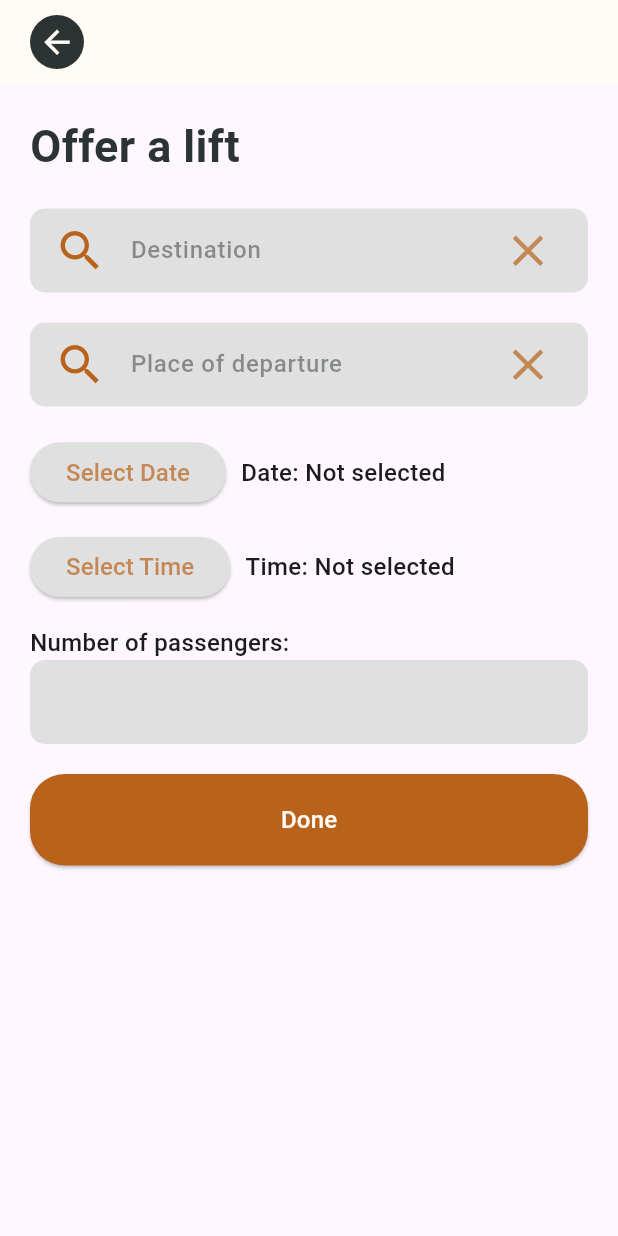
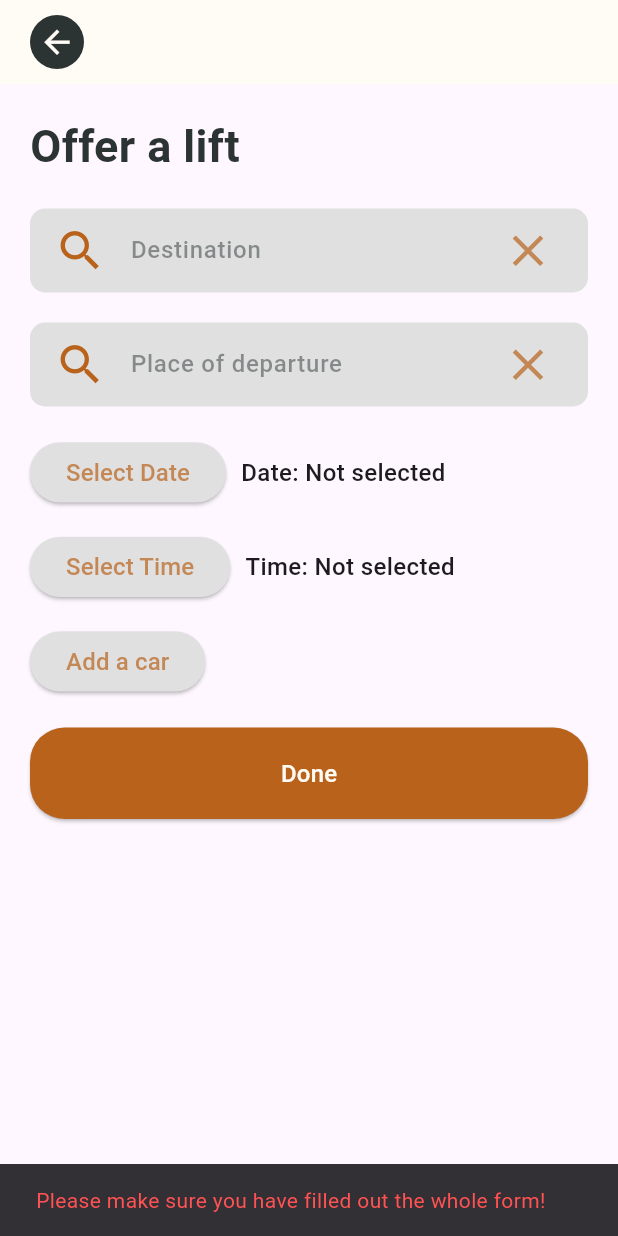
Before and after one commit to simseza022/Asambe_lift_app, a Flutter app: the OfferLiftScreen screen opened directly, after a tap on "Done", on a phone screen of 412 x 824 dp. Run offline on Flutter 3.47's test engine with Material 3 defaults, Android fonts, the phone set to English and light mode, and no system bars; our stand-ins replace firebase_auth, firebase_core, firebase_database, font_awesome_flutter, logger; missing offline and left inert: address_search_field; accounts and stored records are empty.

Commit message:
Firebase set uo with data models

```diff
--- a/lib/model/car.dart
+++ b/lib/model/car.dart
@@ -1,14 +1,22 @@
 class Car{
+  String? _id;
   String manufacturer;
   String model;
-  int year;
+  String numberPlate;
   int totalNoPassengers;
-  Car({required this.manufacturer,required this.model, required this.year, required this.totalNoPassengers});
 
-  Car.fromJson(Map<String, Object?> jsonMap ) : this(
+
+  Car({required this.manufacturer,required this.model, required this.numberPlate, required this.totalNoPassengers});
+
+   set setId(String? idParam) {
+    _id = idParam!;
+  }
+  String? get getId => _id;
+
+  Car.fromJson(Map<Object?, Object?> jsonMap ) : this(
     manufacturer: jsonMap['manufacturer'] as String,
     model: jsonMap['model'] as String,
-    year: jsonMap['year'] as int,
+    numberPlate: jsonMap['numberPlate'] as String,
     totalNoPassengers: jsonMap['totalNoPassengers'] as int,);
 
 
@@ -16,13 +24,14 @@ class Car{
     return {
       'manufacturer': manufacturer,
       'model': model,
-      'year': year,
+      'numberPlate': numberPlate,
       'totalNoPassengers': totalNoPassengers
     };
   }
 
   @override
   String toString() {
-    return 'Car{manufacturer: $manufacturer, model: $model, year: $year, totalNoPassengers: $totalNoPassengers}';
+    return 'Car{manufacturer: $manufacturer, model: $model, numberPlate: $numberPlate, totalNoPassengers: $totalNoPassengers}';
   }
+
 }
--- /dev/null
+++ b/lib/model/carsModel.dart
@@ -0,0 +1,32 @@
+import 'dart:collection';
+
+import 'package:flutter/material.dart';
+
+import 'car.dart';
+
+
+class CarsModel extends ChangeNotifier{
+
+  final List<Car> _list = [];
+
+
+  UnmodifiableListView<Car> get cars => UnmodifiableListView(_list);
+
+  /// The current total price of all items (assuming all items cost $42).
+
+  /// Adds [item] to cart. This and [removeAll] are the only ways to modify the
+  /// cart from the outside.
+  void add(Car item) {
+    _list.add(item);
+    // This call tells the widgets that are listening to this model to rebuild.
+    notifyListeners();
+  }
+
+  /// Removes all items from the cart.
+  void removeAll() {
+    _list.clear();
+    // This call tells the widgets that are listening to this model to rebuild.
+    notifyListeners();
+  }
+
+}
--- a/lib/model/lift.dart
+++ b/lib/model/lift.dart
@@ -5,6 +5,7 @@ import 'car.dart';
 
 /// Use this class to represent a Lift
 class Lift {
+  String? id;
   Address toAddress;
   Address fromAddress;
   DateTime departureDateTime;
@@ -12,14 +13,17 @@ class Lift {
 
 
   //TODO
-
+  String? get getId => id;
+  set setId(String? liftId){
+    id = liftId;
+  }
   Lift({required this.departureDateTime, required this.toAddress, required this.fromAddress, required this.liftCar});
 
-  Lift.fromJson(Map<String, Object?> jsonMap ) : this(
+  Lift.fromJson(Map<Object?, Object?> jsonMap ) : this(
       departureDateTime: DateTime.parse(jsonMap['departureDateTime'] as String),
     toAddress: Address.fromReference(reference: jsonMap['toAddress'] as String),
     fromAddress: Address.fromReference(reference: jsonMap['fromAddress'] as String),
-  liftCar: Car.fromJson(jsonMap['liftCar'] as Map<String, Object?>),);
+  liftCar: Car.fromJson(jsonMap['liftCar'] as Map<Object?, Object?>),);
 
 
   Map<String, Object?> toJson() {
@@ -33,6 +37,6 @@ class Lift {
 
   @override
   String toString() {
-    return 'Lift{departureDateTime: $departureDateTime, toAddress: ${toAddress.reference}, fromAddress: ${fromAddress.reference}, liftCar: ${liftCar.toString()}';
+    return 'Lift{departureDateTime: $departureDateTime, toAddress: ${toAddress.reference}, fromAddress: ${fromAddress.reference}, liftCar: ${liftCar.toString()}}';
   }
 }
--- a/lib/model/lifts_view_model.dart
+++ b/lib/model/lifts_view_model.dart
@@ -7,7 +7,7 @@ import 'package:lifts_app/model/lift.dart';
 ///Contains the relevant lifts data for our views
 class LiftsViewModel extends  ChangeNotifier {
   //TODO keep track of loaded Lifts and notify views on changes
-  final List<Lift> _items = [];
+  List<Lift> _items = [];
 
   /// An unmodifiable view of the items in the cart.
   UnmodifiableListView<Lift> get items => UnmodifiableListView(_items);
@@ -21,6 +21,11 @@ class LiftsViewModel extends  ChangeNotifier {
     // This call tells the widgets that are listening to this model to rebuild.
     notifyListeners();
   }
+  void addAll(List<Lift> list) {
+    _items = list;
+    // This call tells the widgets that are listening to this model to rebuild.
+    notifyListeners();
+  }
 
   /// Removes all items from the cart.
   void removeAll() {
--- a/lib/pages/OfferLiftScreen.dart
+++ b/lib/pages/OfferLiftScreen.dart
@@ -3,13 +3,14 @@ import 'package:flutter/material.dart';
 import 'package:lifts_app/components/buttons/darkOrangeBtn.dart';
 import 'package:lifts_app/components/customSearchBar.dart';
 import 'package:lifts_app/constants.dart';
+import 'package:lifts_app/model/carsModel.dart';
 import 'package:lifts_app/model/lift.dart';
 import 'package:lifts_app/model/lifts_view_model.dart';
+import 'package:lifts_app/pages/addCarScreen.dart';
+import 'package:lifts_app/repository/lifts_repository.dart';
 import 'package:provider/provider.dart';
 
 import '../model/car.dart';
-
-
 
 class OfferLiftScreen extends StatefulWidget {
   const OfferLiftScreen({super.key});
@@ -23,21 +24,26 @@ class _OfferLiftScreenState extends State<OfferLiftScreen> {
   DateTime? selectedDate;
   Address? toAddress;
   Address? fromAddress;
+  Car? selectedCar;
+  final TextEditingController carCtrl = TextEditingController();
+  LiftsRepository liftsRepo = LiftsRepository();
 
   DateTime combineDateAndTime(DateTime date, TimeOfDay time) {
-    return DateTime(
-      date.year,
-      date.month,
-      date.day,
-      time.hour,
-      time.minute
-    );
+    return DateTime(date.year, date.month, date.day, time.hour, time.minute);
   }
 
-
+  bool validateForm() {
+    return !(selectedTime == null ||
+        selectedDate == null ||
+        fromAddress == null ||
+        fromAddress == null ||
+        carCtrl.text == "");
+  }
 
   @override
   Widget build(BuildContext context) {
+    List<Car> cars = Provider.of<CarsModel>(context, listen: false).cars;
+    return Consumer<CarsModel>(builder: (context, carsModel, child) {
       return Scaffold(
           appBar: AppBar(
             backgroundColor: kLightScafoldBackgroundColor,
@@ -79,23 +85,34 @@ class _OfferLiftScreenState extends State<OfferLiftScreen> {
                       crossAxisAlignment: CrossAxisAlignment.start,
                       children: [
                         CustomSearchBar(
-                        hintText: toAddress==null?"Destination":"To: ${toAddress!.reference}",
-                        onPressed: (String selected){
+                          hintText: toAddress == null
+                              ? "Destination"
+                              : "To: ${toAddress!.reference}",
+                          onPressed: (String selected) {
                             setState(() {
-                            selected==""?toAddress=null:toAddress=Address.fromReference(reference: selected);
-
+                              selected == ""
+                                  ? toAddress = null
+                                  : toAddress = Address.fromReference(
+                                      reference: selected);
                             });
                           },
                         ),
                         const SizedBox(
                           height: 20,
                         ),
-                      CustomSearchBar(hintText: fromAddress==null?"Place of departure":"From: ${fromAddress!.reference}",onPressed: (selected){
+                        CustomSearchBar(
+                          hintText: fromAddress == null
+                              ? "Place of departure"
+                              : "From: ${fromAddress!.reference}",
+                          onPressed: (selected) {
                             setState(() {
-                          selected==""?fromAddress=null:fromAddress=Address.fromReference(reference: selected);
+                              selected == ""
+                                  ? fromAddress = null
+                                  : fromAddress = Address.fromReference(
+                                      reference: selected);
                             });
-
-                      },),
+                          },
+                        ),
                         const SizedBox(
                           height: 20,
                         ),
@@ -103,7 +120,6 @@ class _OfferLiftScreenState extends State<OfferLiftScreen> {
                           children: [
                             ElevatedButton(
                               onPressed: () async {
-                              // _restorableDatePickerRouteFuture.present();
                                 DateTime? s = await showDatePicker(
                                   context: context,
                                   initialEntryMode:
@@ -115,13 +131,12 @@ class _OfferLiftScreenState extends State<OfferLiftScreen> {
                                 setState(() {
                                   selectedDate = s;
                                 });
-
-                              // ScaffoldMessenger.of(context).showSnackBar(SnackBar(content: Text(selectedDate.toString())));
                               },
                               style: ButtonStyle(
                                   backgroundColor:
                                       MaterialStateProperty.resolveWith(
-                                        (states) => kTextFieldBackgroundColor)),
+                                          (states) =>
+                                              kTextFieldBackgroundColor)),
                               child: const Text(
                                 "Select Date",
                                 style: kLightOrangeNormalTextStyle,
@@ -131,7 +146,9 @@ class _OfferLiftScreenState extends State<OfferLiftScreen> {
                               width: 10,
                             ),
                             Text(
-                            selectedDate==null?"Date: Not selected":"Date: ${selectedDate.toString().split(" ")[0]}",
+                              selectedDate == null
+                                  ? "Date: Not selected"
+                                  : "Date: ${selectedDate.toString().split(" ")[0]}",
                               style: const TextStyle(
                                   fontWeight: FontWeight.w500, fontSize: 16),
                             )
@@ -162,7 +179,8 @@ class _OfferLiftScreenState extends State<OfferLiftScreen> {
                               style: ButtonStyle(
                                   backgroundColor:
                                       MaterialStateProperty.resolveWith(
-                                        (states) => kTextFieldBackgroundColor)),
+                                          (states) =>
+                                              kTextFieldBackgroundColor)),
                               child: const Text(
                                 "Select Time",
                                 style: kLightOrangeNormalTextStyle,
@@ -183,55 +201,47 @@ class _OfferLiftScreenState extends State<OfferLiftScreen> {
                         const SizedBox(
                           height: 15,
                         ),
-                      const Text(
-                        "Number of passengers:",
-                        style: TextStyle(
-                            fontWeight: FontWeight.w500, fontSize: 16),
+                        carsModel.cars.isEmpty
+                            ? ElevatedButton(
+                                onPressed: () {
+                                  Navigator.push(
+                                      context,
+                                      MaterialPageRoute(
+                                          builder: (context) =>
+                                              const AddCarScreen()));
+                                },
+                                style: ButtonStyle(
+                                    backgroundColor:
+                                        MaterialStateProperty.resolveWith(
+                                            (states) =>
+                                                kTextFieldBackgroundColor)),
+                                child: const Text(
+                                  "Add a car",
+                                  style: kLightOrangeNormalTextStyle,
                                 ),
-                      Form(
-                        child: Center(
-                          child: TextFormField(
-                            textAlign: TextAlign.left,
-                            keyboardType: TextInputType.number,
-                            // controller: emailCtrl,
-                            // style: ,
-
-                            decoration: InputDecoration(
-                              // label: Text("Hye"),
-
-                              focusedBorder: OutlineInputBorder(
-                                  borderRadius: BorderRadius.circular(10),
-                                  borderSide: BorderSide(
-                                      color: kDarkOrangeColor)),
-                              filled: true,
-                              fillColor: kTextFieldBackgroundColor,
-                              border: OutlineInputBorder(
-                                  borderRadius: BorderRadius.circular(10),
-                                  borderSide: BorderSide.none),
-                            ),
-                          ),
-                        ),
-                      ),
+                              )
+                            : DropdownMenu<Car>(
+                                width: 200,
+                                controller: carCtrl,
+                                onSelected: (car) {
+                                  selectedCar = car;
+                                },
+                                // initialSelection: cars[0],
+                                label: const Text("Select car"),
+                                dropdownMenuEntries:
+                                    cars.map<DropdownMenuEntry<Car>>((Car c) {
+                                  return DropdownMenuEntry<Car>(
+                                      value: c,
+                                      label: "${c.manufacturer} ${c.model}",
+                                      enabled: true);
+                                }).toList()),
                         SizedBox(
                           height: 20,
                         ),
                         DarkOrangeBtn(
-                          text: "Done", onPressed: () {
-                            Lift lift = Lift(
-                                departureDateTime: combineDateAndTime(selectedDate!, selectedTime!),
-                              toAddress: toAddress!,
-                              fromAddress: fromAddress!,
-                              liftCar: Car(manufacturer: "Toyota", model: "Corrolla", year: 2013, totalNoPassengers: 5, )
-
-                            );
-
-                            print(lift.toJson());
-                            Provider.of<LiftsViewModel>(context, listen: false).add(lift);
-                            // Lift newLIft = Lift.fromJson(lift.toJson());
-                            // print("new lift ----->\n$newLIft");
-
-
-                      }, loading: false),
+                            text: "Done",
+                            onPressed: addLift,
+                            loading: false),
                       ],
                     ),
                   ),
@@ -239,5 +249,41 @@ class _OfferLiftScreenState extends State<OfferLiftScreen> {
               ],
             ),
           ));
+    });
+  }
+
+  void addLift() {
+    if (!validateForm()) {
+      ScaffoldMessenger.of(context).showSnackBar(const SnackBar(
+          content: Text(
+        "Please make sure you have filled out the whole form!",
+        style: TextStyle(color: Colors.redAccent),
+      )));
+    } else {
+      Lift lift = Lift(
+          departureDateTime: combineDateAndTime(selectedDate!, selectedTime!),
+          toAddress: toAddress!,
+          fromAddress: fromAddress!,
+          liftCar: selectedCar!);
+
+      //notify listeners
+      liftsRepo.addNewLift(lift).then((value) {
+        if (value.getId != null) {
+          Provider.of<LiftsViewModel>(context, listen: false).add(lift);
+          Navigator.pop(context);
+          ScaffoldMessenger.of(context).showSnackBar(const SnackBar(
+              content: Text(
+            "Lift added successfully.",
+            style: TextStyle(color: Colors.greenAccent),
+          )));
+        } else {
+          ScaffoldMessenger.of(context).showSnackBar(const SnackBar(
+              content: Text(
+            "An error has occurred, Please try again",
+            style: TextStyle(color: Colors.redAccent),
+          )));
+        }
+      });
     }
   }
+}
--- a/pubspec.yaml
+++ b/pubspec.yaml
@@ -42,6 +42,7 @@ dependencies:
   flutter_google_places: ^0.3.0
   google_maps_flutter: ^2.5.0
   address_search_field: ^5.0.3
+  firebase_database: ^10.3.5
 
 dev_dependencies:
   flutter_test:
```
Also changed, not shown: lib/main.dart (+30 -10 lines), lib/pages/findliftScreen.dart (+43 -2 lines), lib/repository/carsRepository.dart (added, +39 -0 lines), lib/repository/lifts_repository.dart (+46 -0 lines), lib/views/addCarForm.dart (+24 -13 lines), pubspec.lock. Lines whose indentation alone changed are shown as unchanged.
